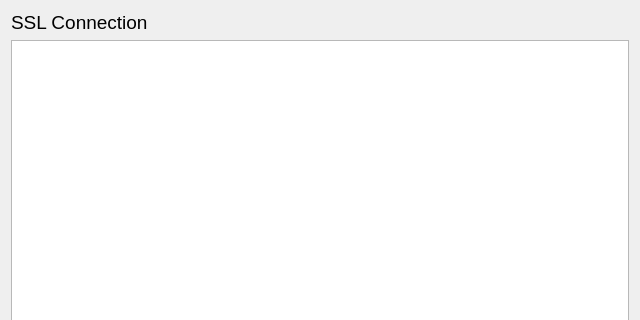
This is src/gui/sslerrordialog.ui in nextcloud/desktop as Qt 5 draws it before an edit; both pictures show x 0 to 640 and y 0 to 320 of the 640 by 560 pixel window. The edited form follows.
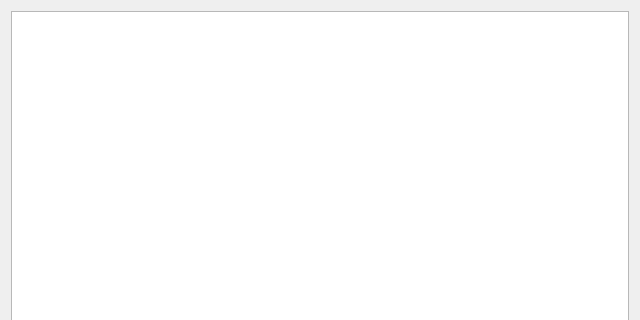
This is the edited form.

Commit message:
SSL Certificate Error Dialog: show account name #3729
Change the wording of the certificate error dialog to include the
account URL and be a bit more accurate.

(Do not mention "SSL" in user facing messages)

```diff
--- a/src/gui/sslerrordialog.ui
+++ b/src/gui/sslerrordialog.ui
@@ -34,18 +34,6 @@
     </widget>
    </item>
    <item row="0" column="0">
-    <widget class="QLabel" name="label">
-     <property name="font">
-      <font>
-       <pointsize>14</pointsize>
-      </font>
-     </property>
-     <property name="text">
-      <string>SSL Connection</string>
-     </property>
-    </widget>
-   </item>
-   <item row="1" column="0">
     <widget class="QTextBrowser" name="_tbErrors">
      <property name="openExternalLinks">
       <bool>true</bool>
```
Left out of the diff: 4 changed lines with no effect on the pictures. The commit also changes 1 other file.
